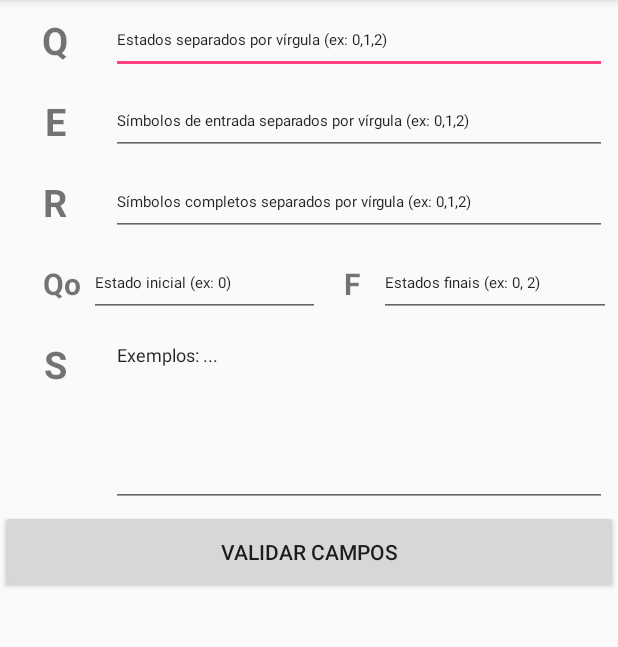
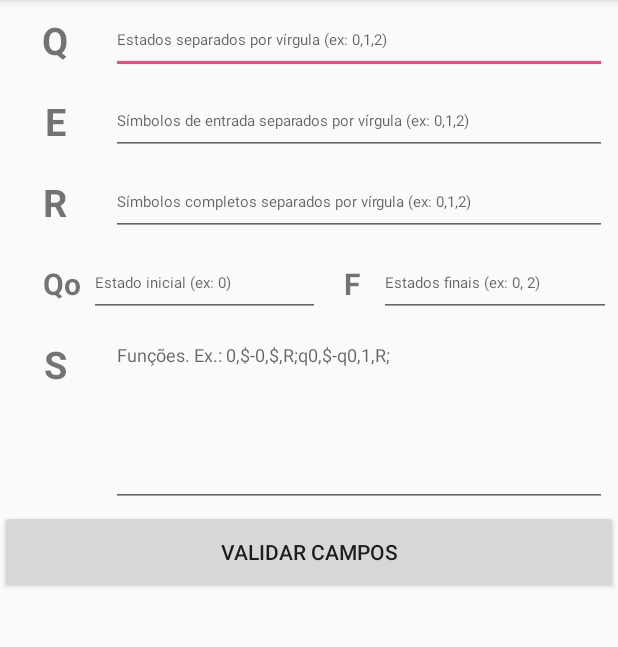
Before and after one commit to DaniellSousa/TrabalhoLFAv2, an Android app: the screen it shows after launch (MainActivity), on a phone screen of 412 x 824 dp, the part 84-731 px from its top. Run offline under Robolectric (Android 15) with nearby library versions, the phone set to English and light mode, and no system bars; network calls fail.

Commit message:
Basicamente concluido, fazendo requisição.

```diff
--- a/app/src/main/AndroidManifest.xml
+++ b/app/src/main/AndroidManifest.xml
@@ -1,6 +1,8 @@
 <?xml version="1.0" encoding="utf-8"?>
 <manifest xmlns:android="http://schemas.android.com/apk/res/android"
     package="v2.trabalho.lfa.trabalho_lfav2">
+
+    <uses-permission android:name="android.permission.INTERNET"/>
 
     <application
         android:allowBackup="true"
--- a/app/src/main/res/layout/activity_main.xml
+++ b/app/src/main/res/layout/activity_main.xml
@@ -42,7 +42,7 @@
             android:layout_width="0dp"
             android:layout_weight="5"
             android:layout_height="45dp"
-            android:text="Estados separados por vírgula (ex: 0,1,2)"
+            android:hint="Estados separados por vírgula (ex: 0,1,2)"
             android:layout_gravity="center_vertical"
             android:textSize="10sp" />
 
@@ -84,7 +84,7 @@
             android:layout_width="0dp"
             android:layout_weight="5"
             android:layout_height="45dp"
-            android:text="Símbolos de entrada separados por vírgula (ex: 0,1,2)"
+            android:hint="Símbolos de entrada separados por vírgula (ex: 0,1,2)"
             android:layout_gravity="center_vertical"
             android:textSize="10sp" />
 
@@ -126,7 +126,7 @@
             android:layout_width="0dp"
             android:layout_weight="5"
             android:layout_height="45dp"
-            android:text="Símbolos completos separados por vírgula (ex: 0,1,2)"
+            android:hint="Símbolos completos separados por vírgula (ex: 0,1,2)"
             android:layout_gravity="center_vertical"
             android:textSize="10sp" />
 
@@ -168,7 +168,7 @@
             android:layout_width="0dp"
             android:layout_weight="5"
             android:layout_height="45dp"
-            android:text="Estado inicial (ex: 0)"
+            android:hint="Estado inicial (ex: 0)"
             android:layout_gravity="center_vertical"
             android:textSize="10sp" />
 
@@ -196,7 +196,7 @@
             android:layout_width="0dp"
             android:layout_weight="5"
             android:layout_height="45dp"
-            android:text="Estados finais (ex: 0, 2)"
+            android:hint="Estados finais (ex: 0, 2)"
             android:layout_gravity="center_vertical"
             android:textSize="10sp" />
 
@@ -238,7 +238,7 @@
             android:layout_width="0dp"
             android:layout_weight="5"
             android:layout_height="120dp"
-            android:text="Exemplos: ..."
+            android:hint="Funções. Ex.: 0,$-0,$,R;q0,$-q0,1,R;"
             android:gravity="start"
             android:layout_gravity="center_vertical"
             android:textSize="12sp" />
--- a/app/src/main/res/values/strings.xml
+++ b/app/src/main/res/values/strings.xml
@@ -11,5 +11,6 @@
     <string name="msg_estados_finais_invalidos">Estados finais inválidos.</string>
     <string name="msg_funcoes_vazio">Digite as funcções</string>
     <string name="erro_interno">Erro interno</string>
-    <string name="erro_interno">Erro interno</string>
+    <string name="msg_palavra_teste_vazio">Digite a palavra de teste.</string>
+    <string name="msg_palavra_teste_vazio">Digite a palavra de teste.</string>
 </resources>
```
Also changed, not shown: app/src/main/java/v2/trabalho/lfa/trabalho_lfav2/Cache.java (added, +32 -0 lines), app/src/main/java/v2/trabalho/lfa/trabalho_lfav2/MainActivity.java (+99 -15 lines).
